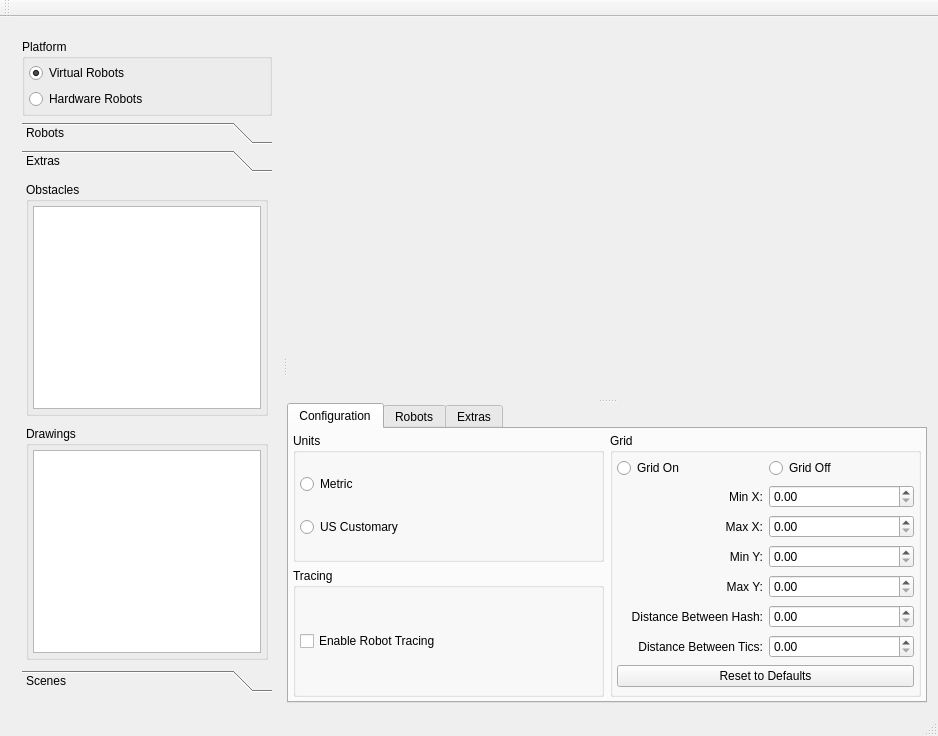
Above: forms/mainwindow.ui from gucwakj/RoboSim before the change. Below: the same form after it.
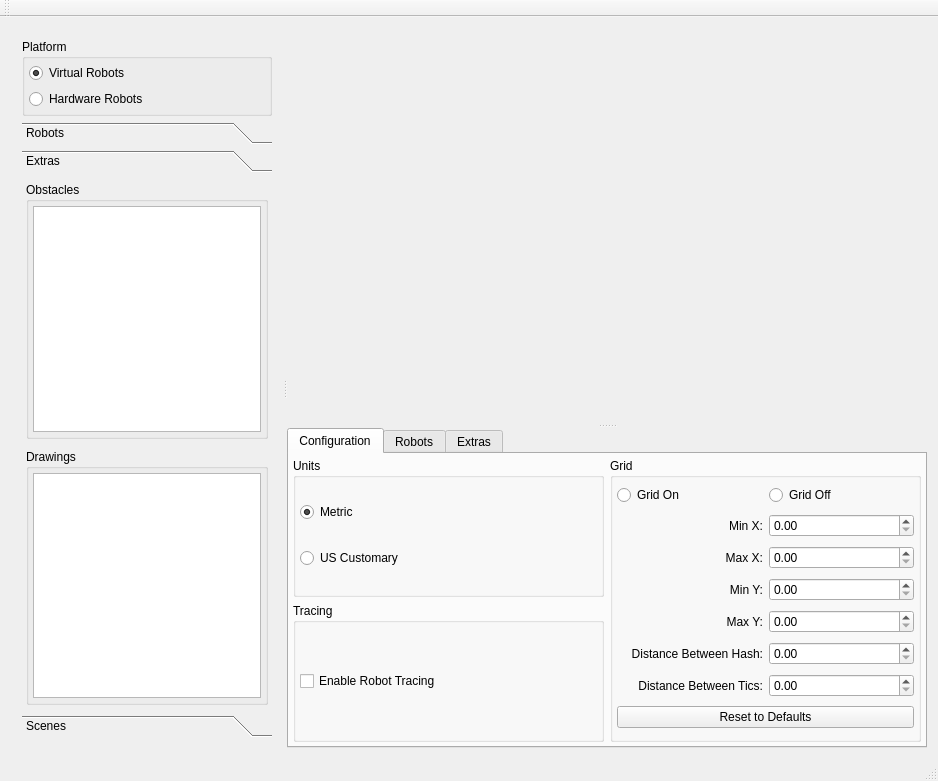
That is the form after the change. Custom widgets are drawn as their Qt base class.

Diff of the .ui file:
```diff
--- a/forms/mainwindow.ui
+++ b/forms/mainwindow.ui
@@ -7,7 +7,7 @@
     <x>0</x>
     <y>0</y>
     <width>912</width>
-    <height>736</height>
+    <height>781</height>
    </rect>
   </property>
   <property name="sizePolicy">
@@ -26,7 +26,7 @@
       <property name="orientation">
        <enum>Qt::Horizontal</enum>
       </property>
-      <widget class="QWidget" name="">
+      <widget class="QWidget" name="layoutWidget">
        <layout class="QVBoxLayout" name="layout_lhs">
         <item>
          <widget class="QGroupBox" name="group_platform">
@@ -294,6 +294,14 @@
            </layout>
           </widget>
           <widget class="QWidget" name="extras">
+           <property name="geometry">
+            <rect>
+             <x>0</x>
+             <y>0</y>
+             <width>240</width>
+             <height>520</height>
+            </rect>
+           </property>
            <attribute name="label">
             <string>Extras</string>
            </attribute>
@@ -671,6 +679,9 @@
                    <property name="text">
                     <string>Metric</string>
                    </property>
+                   <property name="checked">
+                    <bool>true</bool>
+                   </property>
                   </widget>
                  </item>
                  <item>
```
Left out of the diff: 163 changed lines with no effect on the pictures.
